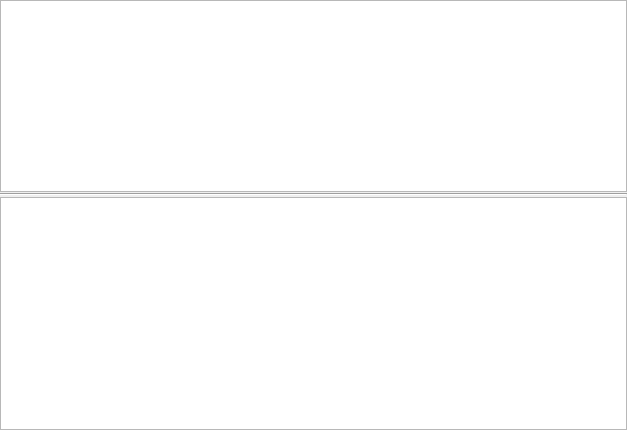
This is mva/Licenta/gui/forms/dmi_widget.ui in bogdan-constandache/SystemToolKit as Qt 5 draws it before an edit. The edited form follows.
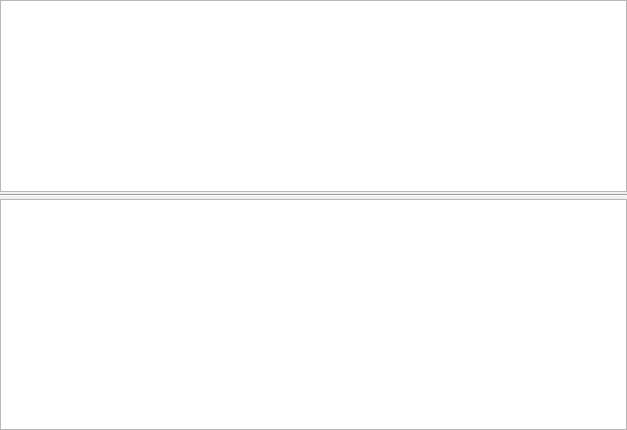
This is the edited form.

```diff
--- a/mva/Licenta/gui/forms/dmi_widget.ui
+++ b/mva/Licenta/gui/forms/dmi_widget.ui
@@ -15,7 +15,7 @@
   </property>
   <layout class="QVBoxLayout" name="verticalLayout">
    <property name="spacing">
-    <number>1</number>
+    <number>2</number>
    </property>
    <property name="leftMargin">
     <number>0</number>
```
